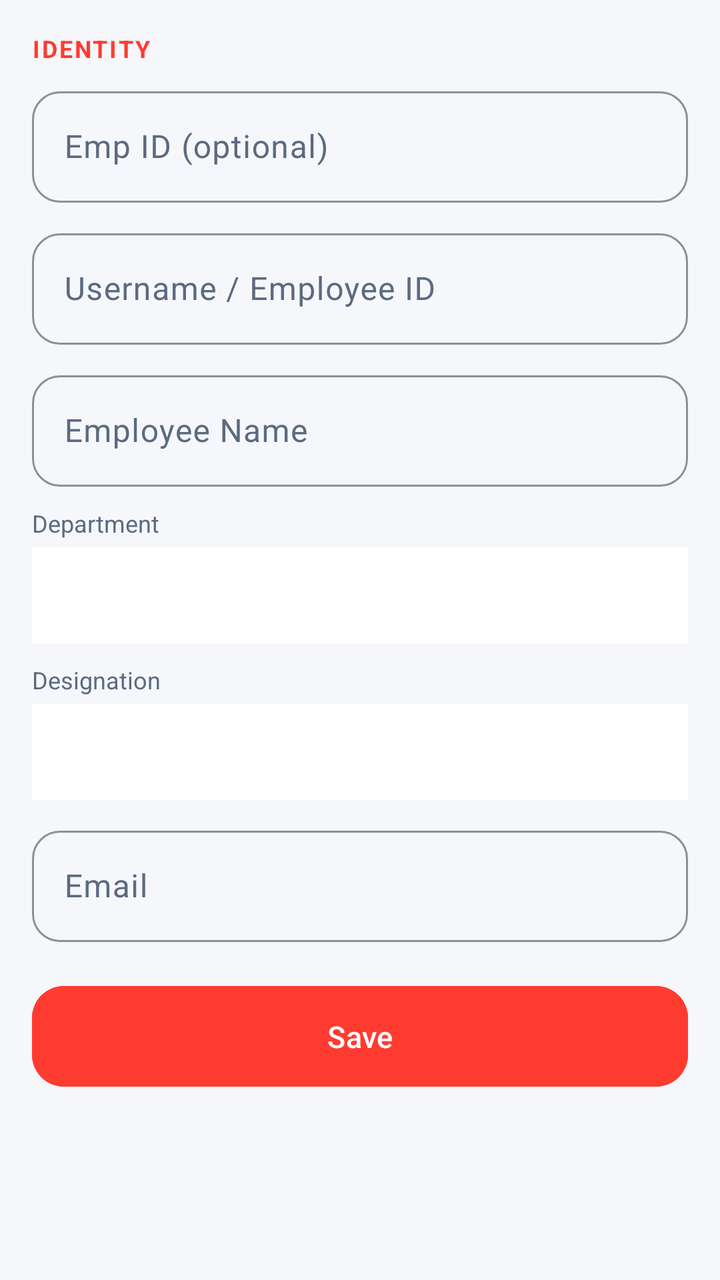
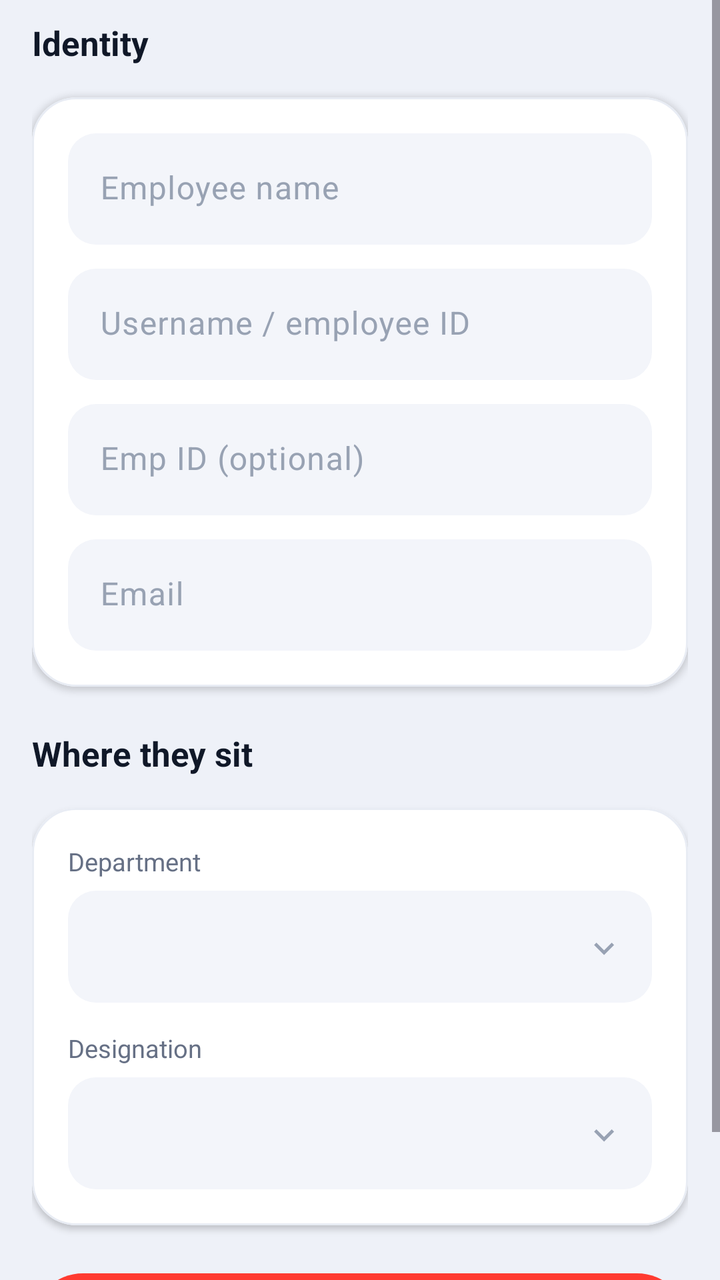

Before-and-after screenshots of an Android layout around one commit, followed by the original layout XML and the change that was made.
<!-- AndroidManifest.xml: application theme Theme.ItGuyAssets -->
<!-- res/layout/fragment_employee_edit.xml -->
<?xml version="1.0" encoding="utf-8"?>
<ScrollView xmlns:android="http://schemas.android.com/apk/res/android"
    xmlns:app="http://schemas.android.com/apk/res-auto"
    android:layout_width="match_parent"
    android:layout_height="match_parent"
    android:background="@color/bg"
    android:fillViewport="true">

    <LinearLayout
        android:layout_width="match_parent"
        android:layout_height="wrap_content"
        android:orientation="vertical"
        android:padding="16dp">

        <TextView style="@style/SectionLabel" android:text="IDENTITY" android:layout_marginTop="0dp" />
        <com.google.android.material.textfield.TextInputLayout style="@style/DarkInputLayout" android:layout_width="match_parent" android:layout_height="wrap_content" android:hint="Emp ID (optional)">
            <com.google.android.material.textfield.TextInputEditText android:id="@+id/fEmpCode" android:layout_width="match_parent" android:layout_height="wrap_content" android:textColor="@color/text" />
        </com.google.android.material.textfield.TextInputLayout>

        <com.google.android.material.textfield.TextInputLayout style="@style/DarkInputLayout" android:layout_width="match_parent" android:layout_height="wrap_content" android:layout_marginTop="10dp" android:hint="Username / Employee ID">
            <com.google.android.material.textfield.TextInputEditText android:id="@+id/fEmployeeID" android:layout_width="match_parent" android:layout_height="wrap_content" android:textColor="@color/text" />
        </com.google.android.material.textfield.TextInputLayout>

        <com.google.android.material.textfield.TextInputLayout style="@style/DarkInputLayout" android:layout_width="match_parent" android:layout_height="wrap_content" android:layout_marginTop="10dp" android:hint="Employee Name">
            <com.google.android.material.textfield.TextInputEditText android:id="@+id/fEmployeeName" android:layout_width="match_parent" android:layout_height="wrap_content" android:textColor="@color/text" />
        </com.google.android.material.textfield.TextInputLayout>

        <TextView style="@style/FieldLabel" android:text="Department" />
        <Spinner android:id="@+id/fDepartment" android:layout_width="match_parent" android:layout_height="48dp" android:background="@color/surface" />

        <TextView style="@style/FieldLabel" android:text="Designation" />
        <Spinner android:id="@+id/fDesignation" android:layout_width="match_parent" android:layout_height="48dp" android:background="@color/surface" />

        <com.google.android.material.textfield.TextInputLayout style="@style/DarkInputLayout" android:layout_width="match_parent" android:layout_height="wrap_content" android:layout_marginTop="10dp" android:hint="Email">
            <com.google.android.material.textfield.TextInputEditText android:id="@+id/fEmail" android:layout_width="match_parent" android:layout_height="wrap_content" android:inputType="textEmailAddress" android:textColor="@color/text" />
        </com.google.android.material.textfield.TextInputLayout>

        <TextView
            android:id="@+id/formError"
            android:layout_width="match_parent"
            android:layout_height="wrap_content"
            android:layout_marginTop="12dp"
            android:textColor="@color/accent"
            android:visibility="gone" />

        <LinearLayout
            android:layout_width="match_parent"
            android:layout_height="wrap_content"
            android:orientation="horizontal"
            android:layout_marginTop="18dp">

            <com.google.android.material.button.MaterialButton
                android:id="@+id/deleteBtn"
                style="@style/Widget.MaterialComponents.Button.OutlinedButton"
                android:layout_width="0dp"
                android:layout_height="wrap_content"
                android:layout_weight="1"
                android:layout_marginEnd="10dp"
                android:text="Delete"
                android:textColor="@color/accent"
                android:visibility="gone"
                app:strokeColor="@color/accent" />

            <com.google.android.material.button.MaterialButton
                android:id="@+id/saveBtn"
                android:layout_width="0dp"
                android:layout_height="wrap_content"
                android:layout_weight="1"
                android:backgroundTint="@color/accent"
                android:text="Save" />
        </LinearLayout>

        <ProgressBar
            android:id="@+id/formProgress"
            android:layout_width="wrap_content"
            android:layout_height="wrap_content"
            android:layout_gravity="center"
            android:layout_marginTop="16dp"
            android:visibility="gone"
            android:indeterminateTint="@color/accent" />
    </LinearLayout>
</ScrollView>
<!-- resources referenced by this layout -->
<resources>
  <style name="DarkInputLayout" parent="Widget.Material3.TextInputLayout.OutlinedBox">
          <item name="boxStrokeColor">@color/accent</item>
          <item name="boxCornerRadiusTopStart">14dp</item>
          <item name="boxCornerRadiusTopEnd">14dp</item>
          <item name="boxCornerRadiusBottomStart">14dp</item>
          <item name="boxCornerRadiusBottomEnd">14dp</item>
          <item name="hintTextColor">@color/muted</item>
          <item name="android:textColorHint">@color/muted</item>
      </style>
  <style name="FieldLabel">
          <item name="android:layout_width">wrap_content</item>
          <item name="android:layout_height">wrap_content</item>
          <item name="android:layout_marginTop">10dp</item>
          <item name="android:layout_marginBottom">4dp</item>
          <item name="android:textColor">@color/muted</item>
          <item name="android:textSize">12sp</item>
      </style>
  <style name="SectionLabel">
          <item name="android:layout_width">wrap_content</item>
          <item name="android:layout_height">wrap_content</item>
          <item name="android:layout_marginTop">22dp</item>
          <item name="android:layout_marginBottom">8dp</item>
          <item name="android:textColor">@color/accent</item>
          <item name="android:textStyle">bold</item>
          <item name="android:textSize">12sp</item>
          <item name="android:letterSpacing">0.08</item>
      </style>
  <style name="Base.Theme.ItGuyAssets" parent="Theme.Material3.DayNight.NoActionBar">
          <item name="colorPrimary">@color/accent</item>
          <item name="colorOnPrimary">@color/on_accent</item>
          <item name="colorPrimaryContainer">@color/accent_container</item>
          <item name="colorOnPrimaryContainer">@color/accent</item>
          <item name="colorSecondary">@color/accent</item>
          <item name="colorSecondaryContainer">@color/accent_container</item>
          <item name="colorOnSecondaryContainer">@color/accent</item>
          <item name="android:colorBackground">@color/bg</item>
          <item name="colorSurface">@color/surface</item>
          
          <item name="elevationOverlayEnabled">false</item>
          <item name="colorSurfaceVariant">@color/surface_variant</item>
          <item name="colorOnSurface">@color/text</item>
          <item name="colorOnSurfaceVariant">@color/muted</item>
          <item name="colorOutline">@color/outline</item>
          <item name="android:windowBackground">@color/bg</item>
          <item name="android:statusBarColor">@color/bg</item>
          <item name="android:navigationBarColor">@color/bg</item>
          
          <item name="materialButtonStyle">@style/Button.IT</item>
          <item name="materialCardViewStyle">@style/Card</item>
          <item name="floatingActionButtonStyle">@style/FabPrimary</item>
      </style>
  <!-- unchanged entries left out for length: 15 -->
</resources>

<!-- the commit's change to res/layout/fragment_employee_edit.xml (unified diff, before → after) -->
@@ -3,70 +3,133 @@
     xmlns:app="http://schemas.android.com/apk/res-auto"
     android:layout_width="match_parent"
     android:layout_height="match_parent"
-    android:background="@color/bg"
+    android:background="@color/page"
+    android:clipToPadding="false"
     android:fillViewport="true">
 
     <LinearLayout
         android:layout_width="match_parent"
         android:layout_height="wrap_content"
         android:orientation="vertical"
-        android:padding="16dp">
+        android:paddingStart="16dp"
+        android:paddingEnd="16dp"
+        android:paddingTop="6dp"
+        android:paddingBottom="32dp">
 
-        <TextView style="@style/SectionLabel" android:text="IDENTITY" android:layout_marginTop="0dp" />
-        <com.google.android.material.textfield.TextInputLayout style="@style/DarkInputLayout" android:layout_width="match_parent" android:layout_height="wrap_content" android:hint="Emp ID (optional)">
-            <com.google.android.material.textfield.TextInputEditText android:id="@+id/fEmpCode" android:layout_width="match_parent" android:layout_height="wrap_content" android:textColor="@color/text" />
-        </com.google.android.material.textfield.TextInputLayout>
+        <TextView style="@style/SectionLabel" android:layout_marginTop="4dp" android:text="Identity" />
 
-        <com.google.android.material.textfield.TextInputLayout style="@style/DarkInputLayout" android:layout_width="match_parent" android:layout_height="wrap_content" android:layout_marginTop="10dp" android:hint="Username / Employee ID">
-            <com.google.android.material.textfield.TextInputEditText android:id="@+id/fEmployeeID" android:layout_width="match_parent" android:layout_height="wrap_content" android:textColor="@color/text" />
-        </com.google.android.material.textfield.TextInputLayout>
+        <com.google.android.material.card.MaterialCardView style="@style/Card">
+            <LinearLayout
+                android:layout_width="match_parent"
+                android:layout_height="wrap_content"
+                android:orientation="vertical"
+                android:padding="18dp">
 
-        <com.google.android.material.textfield.TextInputLayout style="@style/DarkInputLayout" android:layout_width="match_parent" android:layout_height="wrap_content" android:layout_marginTop="10dp" android:hint="Employee Name">
-            <com.google.android.material.textfield.TextInputEditText android:id="@+id/fEmployeeName" android:layout_width="match_parent" android:layout_height="wrap_content" android:textColor="@color/text" />
-        </com.google.android.material.textfield.TextInputLayout>
+                <com.google.android.material.textfield.TextInputLayout
+                    style="@style/Field"
+                    android:layout_width="match_parent"
+                    android:layout_height="wrap_content"
+                    android:hint="Employee name">
+                    <com.google.android.material.textfield.TextInputEditText
+                        android:id="@+id/fEmployeeName"
+                        android:layout_width="match_parent"
+                        android:layout_height="wrap_content"
+                        android:inputType="textPersonName|textCapWords"
+                        android:textColor="@color/text_strong" />
+                </com.google.android.material.textfield.TextInputLayout>
 
-        <TextView style="@style/FieldLabel" android:text="Department" />
-        <Spinner android:id="@+id/fDepartment" android:layout_width="match_parent" android:layout_height="48dp" android:background="@color/surface" />
+                <com.google.android.material.textfield.TextInputLayout
+                    style="@style/Field"
+                    android:layout_width="match_parent"
+                    android:layout_height="wrap_content"
+                    android:layout_marginTop="12dp"
+                    android:hint="Username / employee ID">
+                    <com.google.android.material.textfield.TextInputEditText
+                        android:id="@+id/fEmployeeID"
+                        android:layout_width="match_parent"
+                        android:layout_height="wrap_content"
+                        android:textColor="@color/text_strong" />
+                </com.google.android.material.textfield.TextInputLayout>
 
-        <TextView style="@style/FieldLabel" android:text="Designation" />
-        <Spinner android:id="@+id/fDesignation" android:layout_width="match_parent" android:layout_height="48dp" android:background="@color/surface" />
+                <com.google.android.material.textfield.TextInputLayout
+                    style="@style/Field"
+                    android:layout_width="match_parent"
+                    android:layout_height="wrap_content"
+                    android:layout_marginTop="12dp"
+                    android:hint="Emp ID (optional)">
+                    <com.google.android.material.textfield.TextInputEditText
+                        android:id="@+id/fEmpCode"
+                        android:layout_width="match_parent"
+                        android:layout_height="wrap_content"
+                        android:textColor="@color/text_strong" />
+                </com.google.android.material.textfield.TextInputLayout>
 
-        <com.google.android.material.textfield.TextInputLayout style="@style/DarkInputLayout" android:layout_width="match_parent" android:layout_height="wrap_content" android:layout_marginTop="10dp" android:hint="Email">
-            <com.google.android.material.textfield.TextInputEditText android:id="@+id/fEmail" android:layout_width="match_parent" android:layout_height="wrap_content" android:inputType="textEmailAddress" android:textColor="@color/text" />
-        </com.google.android.material.textfield.TextInputLayout>
+                <com.google.android.material.textfield.TextInputLayout
+                    style="@style/Field"
+                    android:layout_width="match_parent"
+                    android:layout_height="wrap_content"
+                    android:layout_marginTop="12dp"
+                    android:hint="Email">
+                    <com.google.android.material.textfield.TextInputEditText
+                        android:id="@+id/fEmail"
+                        android:layout_width="match_parent"
+                        android:layout_height="wrap_content"
+                        android:inputType="textEmailAddress"
+                        android:textColor="@color/text_strong" />
+                </com.google.android.material.textfield.TextInputLayout>
+            </LinearLayout>
+        </com.google.android.material.card.MaterialCardView>
+
+        <TextView style="@style/SectionLabel" android:text="Where they sit" />
+
+        <com.google.android.material.card.MaterialCardView style="@style/Card">
+            <LinearLayout
+                android:layout_width="match_parent"
+                android:layout_height="wrap_content"
+                android:orientation="vertical"
+                android:padding="18dp">
+
+                <TextView style="@style/FieldLabel" android:layout_marginTop="0dp" android:text="Department" />
+                <Spinner android:id="@+id/fDepartment" style="@style/Dropdown" />
+
+                <TextView style="@style/FieldLabel" android:text="Designation" />
+                <Spinner android:id="@+id/fDesignation" style="@style/Dropdown" />
+            </LinearLayout>
+        </com.google.android.material.card.MaterialCardView>
 
         <TextView
             android:id="@+id/formError"
             android:layout_width="match_parent"
             android:layout_height="wrap_content"
-            android:layout_marginTop="12dp"
+            android:layout_marginTop="14dp"
+            android:background="@drawable/card_soft"
+            android:padding="12dp"
             android:textColor="@color/accent"
+            android:textSize="13sp"
             android:visibility="gone" />
 
         <LinearLayout
             android:layout_width="match_parent"
             android:layout_height="wrap_content"
-            android:orientation="horizontal"
-            android:layout_marginTop="18dp">
+            android:layout_marginTop="20dp"
+            android:orientation="horizontal">
 
             <com.google.android.material.button.MaterialButton
                 android:id="@+id/deleteBtn"
-                style="@style/Widget.MaterialComponents.Button.OutlinedButton"
+                style="@style/ButtonPillQuiet"
+                android:layout_width="0dp"
+                android:layout_height="wrap_content"
+                android:layout_marginEnd="10dp"
+                android:layout_weight="1"
+                android:text="Delete"
+                android:visibility="gone" />
+
+            <com.google.android.material.button.MaterialButton
+                android:id="@+id/saveBtn"
+                style="@style/ButtonPill"
                 android:layout_width="0dp"
                 android:layout_height="wrap_content"
                 android:layout_weight="1"
-                android:layout_marginEnd="10dp"
-                android:text="Delete"
-                android:textColor="@color/accent"
-                android:visibility="gone"
-                app:strokeColor="@color/accent" />
-
-            <com.google.android.material.button.MaterialButton
-                android:id="@+id/saveBtn"
-                android:layout_width="0dp"
-                android:layout_height="wrap_content"
-                android:layout_weight="1"
-                android:backgroundTint="@color/accent"
                 android:text="Save" />
         </LinearLayout>
 
@@ -76,7 +139,7 @@
             android:layout_height="wrap_content"
             android:layout_gravity="center"
             android:layout_marginTop="16dp"
-            android:visibility="gone"
-            android:indeterminateTint="@color/accent" />
+            android:indeterminateTint="@color/accent"
+            android:visibility="gone" />
     </LinearLayout>
 </ScrollView>
<!-- resource entries referenced after the edit -->
@@ -1,32 +1,86 @@
 <!-- resources referenced by this layout -->
 <resources>
-  <style name="DarkInputLayout" parent="Widget.Material3.TextInputLayout.OutlinedBox">
+  <color name="page">#EEF1F8</color>
+  <color name="text_strong">#101828</color>
+  <!-- drawable card_soft (drawable) -->
+  <?xml version="1.0" encoding="utf-8"?>
+  <shape xmlns:android="http://schemas.android.com/apk/res/android" android:shape="rectangle">
+      <solid android:color="@color/card" />
+      <corners android:radius="22dp" />
+      <stroke android:width="1dp" android:color="@color/card_line" />
+  </shape>
+  <style name="ButtonPill" parent="Widget.Material3.Button">
+          <item name="cornerRadius">28dp</item>
+          <item name="android:minHeight">54dp</item>
+          <item name="android:paddingTop">15dp</item>
+          <item name="android:paddingBottom">15dp</item>
+          <item name="android:textAllCaps">false</item>
+          <item name="android:textSize">15.5sp</item>
+          <item name="android:textStyle">bold</item>
+          <item name="android:letterSpacing">0</item>
+      </style>
+  <style name="ButtonPillQuiet" parent="Widget.Material3.Button.TonalButton">
+          <item name="cornerRadius">28dp</item>
+          <item name="android:minHeight">50dp</item>
+          <item name="android:textAllCaps">false</item>
+          <item name="android:textSize">14.5sp</item>
+      </style>
+  <style name="Dropdown">
+          <item name="android:layout_width">match_parent</item>
+          <item name="android:layout_height">56dp</item>
+          <item name="android:background">@drawable/dropdown_bg</item>
+          <item name="android:paddingStart">14dp</item>
+          <item name="android:paddingEnd">42dp</item>
+          <item name="android:popupBackground">@color/card</item>
+      </style>
+  <style name="Field" parent="Widget.Material3.TextInputLayout.FilledBox">
+          <item name="boxBackgroundColor">@color/field_fill</item>
           <item name="boxStrokeColor">@color/accent</item>
+          <item name="boxStrokeWidth">0dp</item>
+          <item name="boxStrokeWidthFocused">2dp</item>
           <item name="boxCornerRadiusTopStart">14dp</item>
           <item name="boxCornerRadiusTopEnd">14dp</item>
           <item name="boxCornerRadiusBottomStart">14dp</item>
           <item name="boxCornerRadiusBottomEnd">14dp</item>
-          <item name="hintTextColor">@color/muted</item>
-          <item name="android:textColorHint">@color/muted</item>
+          <item name="hintTextColor">@color/text_soft</item>
+          <item name="android:textColorHint">@color/text_faint</item>
       </style>
   <style name="FieldLabel">
           <item name="android:layout_width">wrap_content</item>
           <item name="android:layout_height">wrap_content</item>
-          <item name="android:layout_marginTop">10dp</item>
-          <item name="android:layout_marginBottom">4dp</item>
-          <item name="android:textColor">@color/muted</item>
-          <item name="android:textSize">12sp</item>
+          <item name="android:layout_marginTop">14dp</item>
+          <item name="android:layout_marginBottom">6dp</item>
+          <item name="android:textColor">@color/text_soft</item>
+          <item name="android:textSize">12.5sp</item>
       </style>
   <style name="SectionLabel">
           <item name="android:layout_width">wrap_content</item>
           <item name="android:layout_height">wrap_content</item>
           <item name="android:layout_marginTop">22dp</item>
-          <item name="android:layout_marginBottom">8dp</item>
-          <item name="android:textColor">@color/accent</item>
+          <item name="android:layout_marginBottom">2dp</item>
+          <item name="android:textColor">@color/text_strong</item>
           <item name="android:textStyle">bold</item>
-          <item name="android:textSize">12sp</item>
-          <item name="android:letterSpacing">0.08</item>
+          <item name="android:textSize">17sp</item>
       </style>
+  <!-- drawable dropdown_bg (drawable) -->
+  <?xml version="1.0" encoding="utf-8"?>
+  <layer-list xmlns:android="http://schemas.android.com/apk/res/android">
+      <item>
+          <shape android:shape="rectangle">
+              <solid android:color="@color/field_fill" />
+              <corners android:radius="14dp" />
+          </shape>
+      </item>
+      <item
+          android:drawable="@drawable/ic_chevron_down"
+          android:gravity="center_vertical|end"
+          android:end="14dp"
+          android:width="20dp"
+          android:height="20dp" />
+  </layer-list>
+  <color name="field_fill">#F3F5FA</color>
+  <color name="text_soft">#667085</color>
+  <color name="text_faint">#98A2B3</color>
   <style name="Base.Theme.ItGuyAssets" parent="Theme.Material3.DayNight.NoActionBar">
           <item name="colorPrimary">@color/accent</item>
           <item name="colorOnPrimary">@color/on_accent</item>
@@ -50,6 +104,50 @@
           <item name="materialButtonStyle">@style/Button.IT</item>
           <item name="materialCardViewStyle">@style/Card</item>
           <item name="floatingActionButtonStyle">@style/FabPrimary</item>
+          <item name="materialAlertDialogTheme">@style/DialogTheme</item>
+          <item name="alertDialogTheme">@style/DialogTheme</item>
+      </style>
+  <!-- drawable ic_chevron_down (drawable) -->
+  <?xml version="1.0" encoding="utf-8"?>
+  <vector xmlns:android="http://schemas.android.com/apk/res/android"
+      android:width="20dp"
+      android:height="20dp"
+      android:viewportWidth="24"
+      android:viewportHeight="24"
+      android:tint="@color/text_faint">
+      <path
+          android:fillColor="#FFFFFFFF"
+          android:pathData="M7.4,9.6L12,14.2l4.6,-4.6L18,11l-6,6l-6,-6z" />
+  </vector>
+  <style name="DialogTheme" parent="ThemeOverlay.Material3.MaterialAlertDialog">
+          <item name="alertDialogStyle">@style/DialogBody</item>
+          <item name="android:windowMinWidthMajor">88%</item>
+          <item name="android:windowMinWidthMinor">88%</item>
+          <item name="colorSurface">@color/card</item>
+          <item name="android:colorBackground">@color/card</item>
+          <item name="materialAlertDialogTitleTextStyle">@style/DialogTitle</item>
+          <item name="buttonBarPositiveButtonStyle">@style/DialogButton</item>
+          <item name="buttonBarNegativeButtonStyle">@style/DialogButton</item>
+          <item name="buttonBarNeutralButtonStyle">@style/DialogButton</item>
+      </style>
+  <style name="DialogBody" parent="MaterialAlertDialog.Material3">
+          <item name="backgroundTint">@color/card</item>
+          <item name="shapeAppearanceOverlay">@style/DialogShape</item>
+      </style>
+  <style name="DialogTitle" parent="MaterialAlertDialog.Material3.Title.Text">
+          <item name="android:textColor">@color/text_strong</item>
+          <item name="android:textSize">19sp</item>
+          <item name="android:textStyle">bold</item>
+      </style>
+  <style name="DialogButton" parent="Widget.Material3.Button.TextButton.Dialog">
+          <item name="android:textColor">@color/accent</item>
+          <item name="android:textAllCaps">false</item>
+          <item name="android:textSize">14.5sp</item>
+          <item name="android:textStyle">bold</item>
+      </style>
+  <style name="DialogShape">
+          <item name="cornerFamily">rounded</item>
+          <item name="cornerSize">26dp</item>
       </style>
   <!-- unchanged entries left out for length: 15 -->
 </resources>
